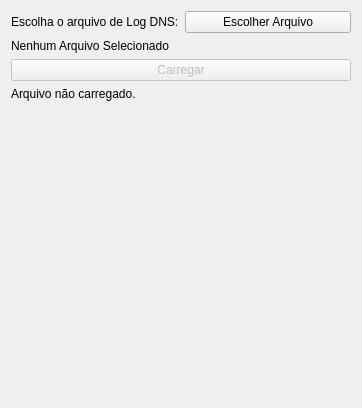
Old version of the form pfc_botnets_qt/logselectorform.ui in the repository yguimaraes/pfc_botnets.
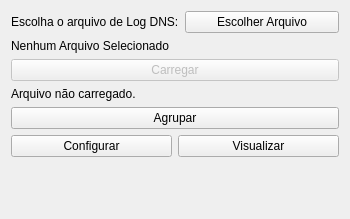
New version of the form.

Commit message: adds buttons back

```diff
--- a/pfc_botnets_qt/logselectorform.ui
+++ b/pfc_botnets_qt/logselectorform.ui
@@ -6,8 +6,8 @@
    <rect>
     <x>0</x>
     <y>0</y>
-    <width>362</width>
-    <height>408</height>
+    <width>350</width>
+    <height>219</height>
    </rect>
   </property>
   <property name="windowTitle">
@@ -52,6 +52,31 @@
      </property>
     </widget>
    </item>
+   <item row="4" column="0" colspan="2">
+    <widget class="QPushButton" name="pushButton_2">
+     <property name="text">
+      <string>Agrupar</string>
+     </property>
+    </widget>
+   </item>
+   <item row="5" column="0" colspan="2">
+    <layout class="QHBoxLayout" name="horizontalLayout">
+     <item>
+      <widget class="QPushButton" name="conf_button">
+       <property name="text">
+        <string>Configurar</string>
+       </property>
+      </widget>
+     </item>
+     <item>
+      <widget class="QPushButton" name="plot_button">
+       <property name="text">
+        <string>Visualizar</string>
+       </property>
+      </widget>
+     </item>
+    </layout>
+   </item>
   </layout>
  </widget>
  <layoutdefault spacing="6" margin="11"/>
```
Left out of the diff: 14 changed lines with no effect on the pictures.
